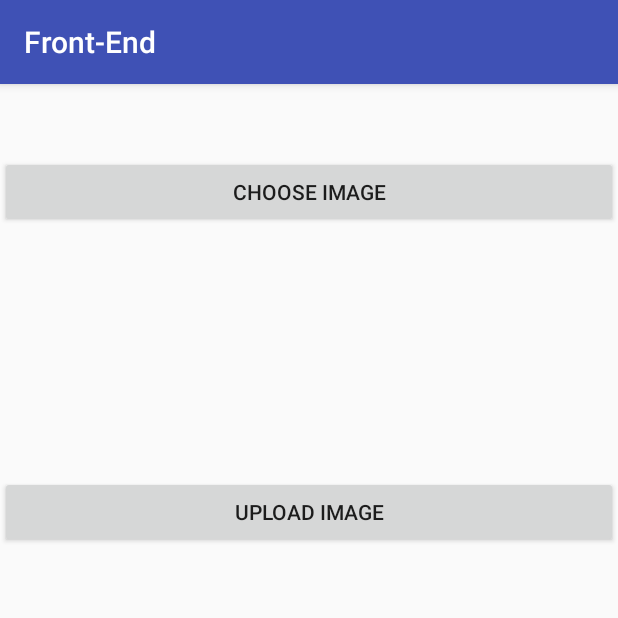
After one commit to Ishar-Menon/HashCode-Cataract-Detection, an Android app: the UploadActivity screen opened directly, with no data from a screen before it, on a phone screen of 412 x 824 dp, the top half of it. The commit adds this screen. Run offline under Robolectric (Android 15) with nearby library versions, the phone set to English and light mode, and no system bars; our stand-ins replace Volley.

Commit message:
Added image upload

```diff
--- a/Android/app/src/main/AndroidManifest.xml
+++ b/Android/app/src/main/AndroidManifest.xml
@@ -1,7 +1,8 @@
 <?xml version="1.0" encoding="utf-8"?>
 <manifest xmlns:android="http://schemas.android.com/apk/res/android"
     package="com.e.ishar.front_end">
-
+    <uses-permission android:name="android.permission.INTERNET"></uses-permission>
+    <uses-permission android:name="android.permission.READ_EXTERNAL_STORAGE"></uses-permission>
     <application
         android:allowBackup="true"
         android:icon="@mipmap/ic_launcher"
@@ -16,6 +17,8 @@
                 <category android:name="android.intent.category.LAUNCHER" />
             </intent-filter>
         </activity>
+        <activity android:name=".CameraActivity" />
+        <activity android:name=".UploadActivity"></activity>
     </application>
 
 </manifest>
--- /dev/null
+++ b/Android/app/src/main/res/layout/activity_upload.xml
@@ -0,0 +1,40 @@
+<?xml version="1.0" encoding="utf-8"?>
+<RelativeLayout xmlns:android="http://schemas.android.com/apk/res/android"
+    xmlns:app="http://schemas.android.com/apk/res-auto"
+    xmlns:tools="http://schemas.android.com/tools"
+    android:layout_width="match_parent"
+    android:layout_height="match_parent"
+    tools:context="com.e.ishar.front_end.UploadActivity">
+
+    <Button
+        android:id="@+id/chBt"
+        android:layout_width="match_parent"
+        android:layout_height="wrap_content"
+        android:layout_alignParentStart="true"
+        android:layout_alignParentTop="true"
+        android:layout_marginTop="48dp"
+        android:onClick="openGalleryAndChoose"
+        android:text="Choose Image" />
+
+    <ImageView
+        android:id="@+id/imgView"
+        android:layout_width="wrap_content"
+        android:layout_height="wrap_content"
+        android:layout_below="@+id/chBt"
+        android:layout_centerHorizontal="true"
+        android:layout_marginTop="35dp"
+        android:visibility="gone"
+        app:srcCompat="@mipmap/ic_launcher" />
+
+    <Button
+        android:id="@+id/uploadBt"
+        android:layout_width="match_parent"
+        android:layout_height="wrap_content"
+        android:layout_below="@+id/chBt"
+        android:layout_centerHorizontal="true"
+        android:layout_marginTop="165dp"
+        android:onClick="uploadImage"
+        android:text="Upload Image" />
+
+
+</RelativeLayout>
```
Also changed, not shown: Android/app/src/main/java/com/e/ishar/front_end/CameraActivity.java (added, +13 -0 lines), Android/app/src/main/java/com/e/ishar/front_end/MainActivity.java (+10 -0 lines), Android/app/src/main/java/com/e/ishar/front_end/MySingleton.java (added, +48 -0 lines), Android/app/src/main/java/com/e/ishar/front_end/UploadActivity.java (added, +121 -0 lines), Android/app/src/main/res/layout/activity_camera.xml (added, +9 -0 lines), Android/app/src/main/res/layout/activity_main.xml (+9 -9 lines).
